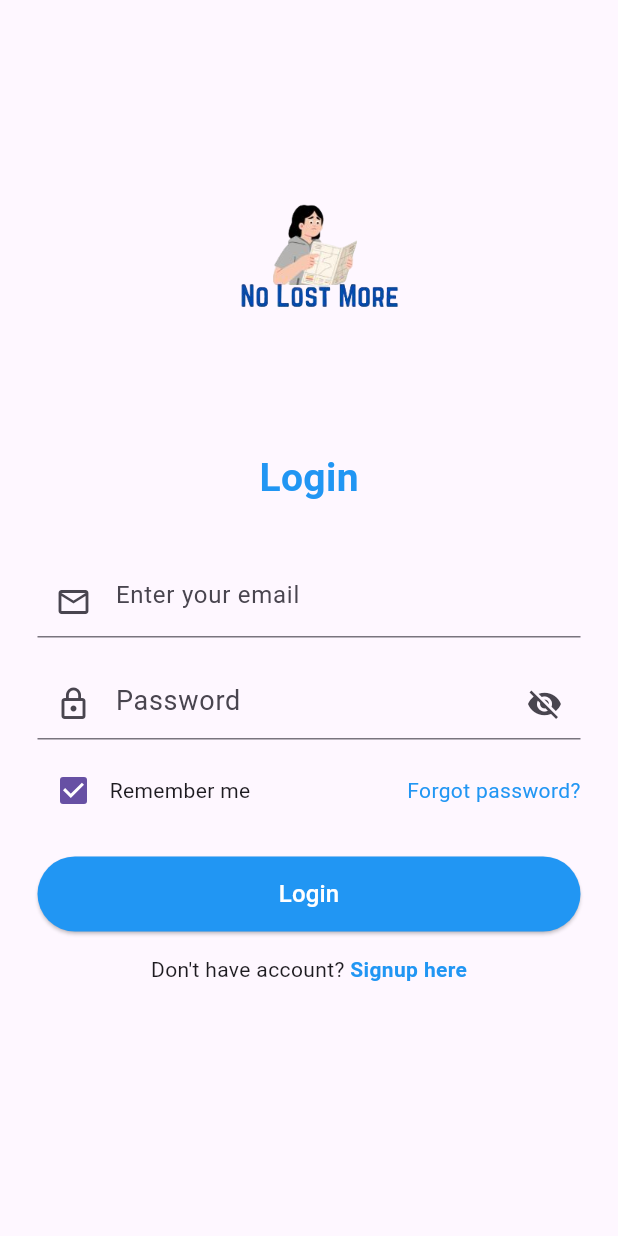
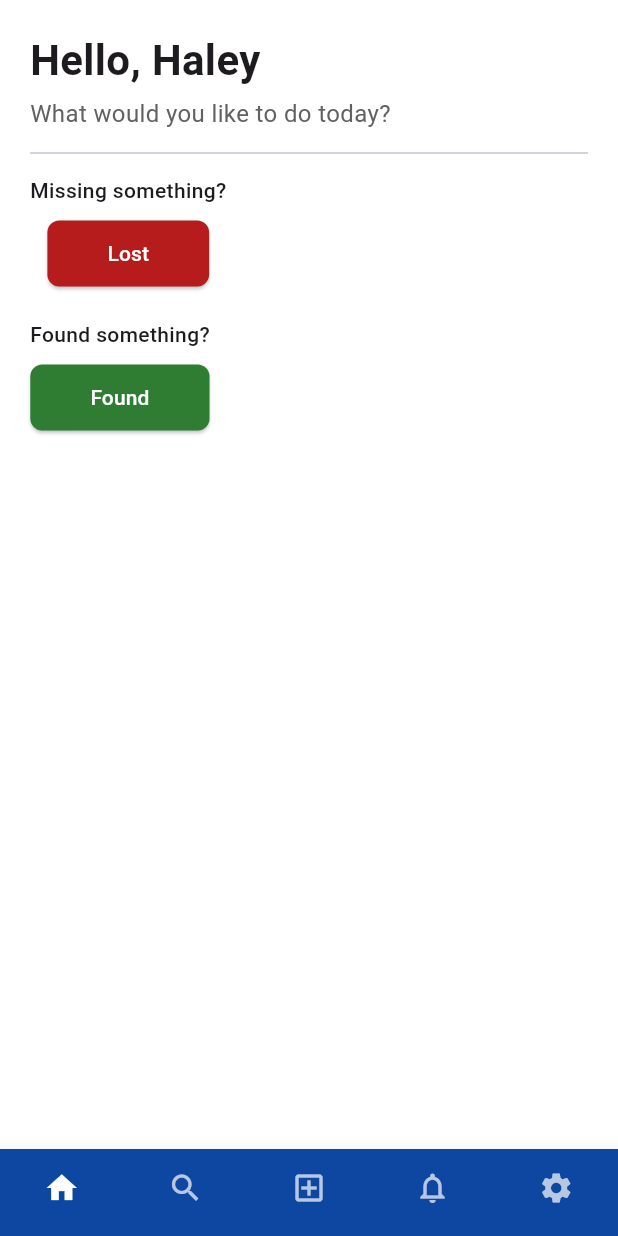
Before and after one commit to GaganSimran/LostNOMore, a Flutter app: the screen it shows after launch, on a phone screen of 412 x 824 dp. Run offline on Flutter 3.47's test engine with Material 3 defaults, Android fonts, the phone set to English and light mode, and no system bars.

Commit message:
Add HomeScreen with personalized greeting and navigation
- Created HomeScreen with a dynamic greeting using the username
- Added two main action buttons: "Lost" and "Found" with navigation to respective screens
- Implemented fixed bottom navigation bar with 5 options: Home, Search, Post, Notifications, Settings
- Created LostScreen and FoundScreen as placeholder screens for navigation
- Updated main.dart to launch HomeScreen directly for testing

```diff
--- /dev/null
+++ b/nolostmorefrontend/lib/LoginScreens/found_screen.dart
@@ -0,0 +1,12 @@
+// found_screen.dart
+import 'package:flutter/material.dart';
+
+class FoundScreen extends StatelessWidget {
+  @override
+  Widget build(BuildContext context) {
+    return Scaffold(
+      appBar: AppBar(title: const Text("Report Found Item")),
+      body: const Center(child: Text("Found Item Screen")),
+    );
+  }
+}
--- /dev/null
+++ b/nolostmorefrontend/lib/LoginScreens/home_screen.dart
@@ -0,0 +1,104 @@
+import 'package:flutter/material.dart';
+import 'lost_screen.dart';   // Make sure this file has class LostScreen
+import 'found_screen.dart';  // Make sure this file has class FoundScreen
+
+class HomeScreen extends StatelessWidget {
+  final String username;
+
+  const HomeScreen({super.key, required this.username});
+
+  @override
+  Widget build(BuildContext context) {
+    return Scaffold(
+      backgroundColor: Colors.white,
+
+      // Main Body
+      body: SafeArea(
+        child: Padding(
+          padding: const EdgeInsets.all(20.0),
+          child: Column(
+            crossAxisAlignment: CrossAxisAlignment.start,
+            children: [
+              // Greeting
+              Text(
+                "Hello, $username",
+                style: const TextStyle(
+                    fontSize: 28,
+                    fontWeight: FontWeight.bold
+                ),
+              ),
+              const SizedBox(height: 4),
+              Text(
+                "What would you like to do today?",
+                style: TextStyle(fontSize: 16, color: Colors.grey[700]),
+              ),
+              const Divider(height: 30),
+
+              // Action Buttons
+              _buildActionButton(
+                context,
+                question: "Missing something?",
+                label: "Lost",
+                color: Colors.red[900]!,
+                navigateTo: LostScreen(),
+              ),
+              const SizedBox(height: 20),
+              _buildActionButton(
+                context,
+                question: "Found something?",
+                label: "Found",
+                color: Colors.green[800]!,
+                navigateTo: FoundScreen(),
+              ),
+            ],
+          ),
+        ),
+      ),
+
+      // Fixed Footer Navigation
+      bottomNavigationBar: BottomNavigationBar(
+        type: BottomNavigationBarType.fixed,
+        backgroundColor: Colors.blue[900],
+        selectedItemColor: Colors.white,
+        unselectedItemColor: Colors.white70,
+        showSelectedLabels: false,
+        showUnselectedLabels: false,
+        items: const [
+          BottomNavigationBarItem(icon: Icon(Icons.home), label: "Home"),
+          BottomNavigationBarItem(icon: Icon(Icons.search), label: "Search"),
+          BottomNavigationBarItem(icon: Icon(Icons.add_box_outlined), label: "Post"),
+          BottomNavigationBarItem(icon: Icon(Icons.notifications_none), label: "Notifications"),
+          BottomNavigationBarItem(icon: Icon(Icons.settings), label: "Settings"),
+        ],
+      ),
+    );
+  }
+
+  // Widget to build the action button
+  Widget _buildActionButton(BuildContext context,
+      {required String question,
+        required String label,
+        required Color color,
+        required Widget navigateTo}) {
+    return Column(
+      children: [
+        Text(question, style: const TextStyle(fontWeight: FontWeight.w500)),
+        const SizedBox(height: 8),
+        ElevatedButton(
+          onPressed: () {
+            Navigator.push(
+              context,
+              MaterialPageRoute(builder: (context) => navigateTo),
+            );
+          },
+          style: ElevatedButton.styleFrom(
+            backgroundColor: color,
+            shape: RoundedRectangleBorder(borderRadius: BorderRadius.circular(8)),
+            padding: const EdgeInsets.symmetric(horizontal: 40, vertical: 12),
+          ),
+          child: Text(label, style: const TextStyle(color: Colors.white)),
+        ),
+      ],
+    );
+  }
+}
--- /dev/null
+++ b/nolostmorefrontend/lib/LoginScreens/lost_screen.dart
@@ -0,0 +1,12 @@
+// lost_screen.dart
+import 'package:flutter/material.dart';
+
+class LostScreen extends StatelessWidget {
+  @override
+  Widget build(BuildContext context) {
+    return Scaffold(
+      appBar: AppBar(title: const Text("Report Lost Item")),
+      body: const Center(child: Text("Lost Item Screen")),
+    );
+  }
+}
--- a/nolostmorefrontend/lib/LoginScreens/main.dart
+++ b/nolostmorefrontend/lib/LoginScreens/main.dart
@@ -1,20 +1,21 @@
 import 'package:flutter/material.dart';
-import 'login_screen.dart';
+import 'home_screen.dart';  // Make sure this file exists
 
 void main() {
   runApp(MyApp());
 }
 
 class MyApp extends StatelessWidget {
+  // Set a sample username here
+  final String loggedInUser = "Haley";
+
   @override
   Widget build(BuildContext context) {
     return MaterialApp(
       debugShowCheckedModeBanner: false,
       title: 'No Lost More',
-      theme: ThemeData(
-        primarySwatch: Colors.blue,
-      ),
-      home: LoginScreen(),
+      theme: ThemeData(primarySwatch: Colors.blue),
+      home: HomeScreen(username: loggedInUser),
     );
   }
 }
```
Also changed, not shown: nolostmorefrontend/pubspec.lock.
